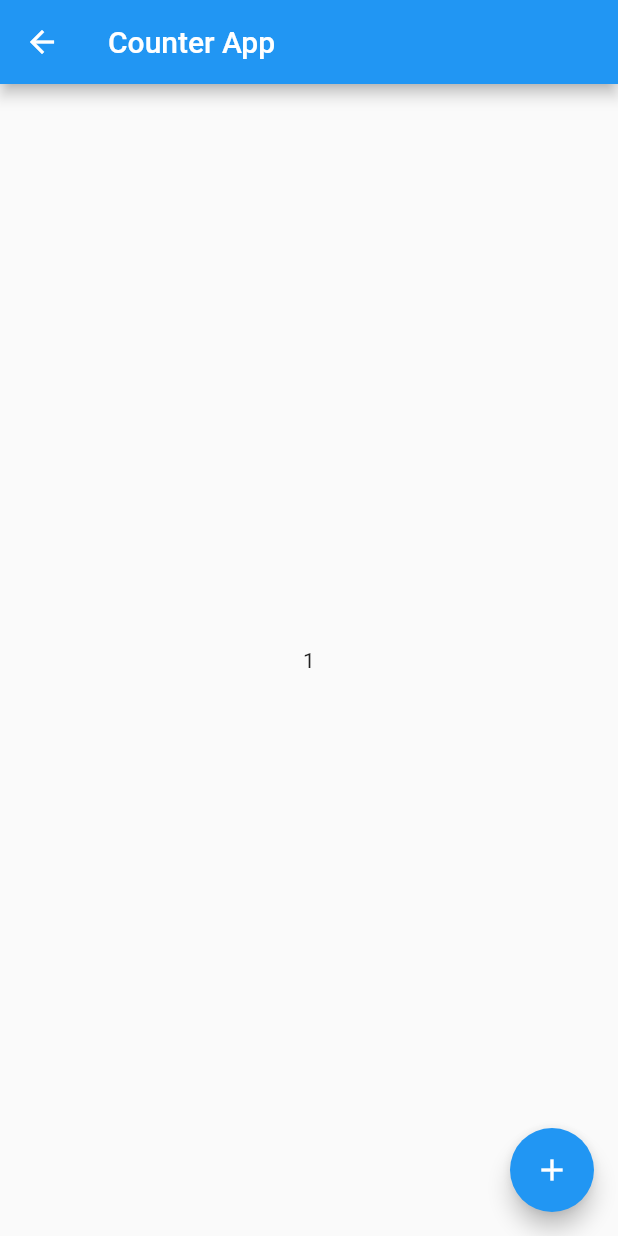
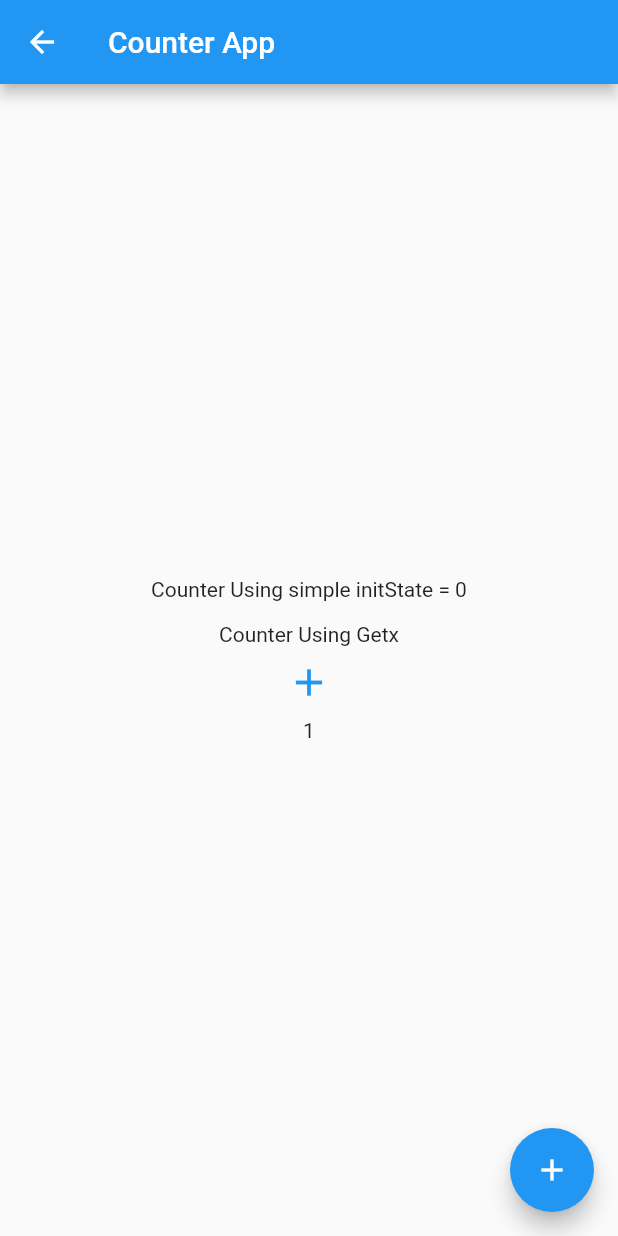
Before and after one commit to Ifte234/getx_App, a Flutter app: the CounterApp screen opened directly, after a tap on the "add" icon, on a phone screen of 412 x 824 dp. Run offline on Flutter 3.47's test engine with Material 2 defaults, Android fonts, the phone set to English and light mode, and no system bars; our stand-ins replace get.

Commit message:
Getx App Counter.dart completed  Commit

```diff
--- a/lib/Counter.dart
+++ b/lib/Counter.dart
@@ -1,5 +1,9 @@
 import 'package:flutter/cupertino.dart';
 import 'package:flutter/material.dart';
+import 'package:get/get.dart';
+import 'package:get/get_core/src/get_main.dart';
+
+import 'counter_controller.dart';
 
 class CounterApp extends StatefulWidget {
   const CounterApp({Key? key}) : super(key: key);
@@ -9,7 +13,9 @@ class CounterApp extends StatefulWidget {
 }
 
 class _CounterAppState extends State<CounterApp> {
+
   int x=0;
+  CounterController controller= Get.put(CounterController());
   @override
   Widget build(BuildContext context) {
     return Scaffold(
@@ -20,7 +26,28 @@ class _CounterAppState extends State<CounterApp> {
         mainAxisAlignment: MainAxisAlignment.center,
         crossAxisAlignment: CrossAxisAlignment.center,
         children: [
-         Center(child: Text(x.toString()),)
+         Center(child: Text("Counter Using simple initState = "+x.toString()),),
+          SizedBox(height: 14,),
+          Center(child: Text('Counter Using Getx'),),
+
+
+          TextButton(
+            onPressed: () {
+              controller.incrementCounter();
+
+            },
+            child: Icon(
+              semanticLabel: 'GetxCounter' ,
+              size: 30 ,
+              Icons.add,
+            )
+
+          ),
+          Center(
+          child:Obx((){
+            return Text(controller.counter.toString());
+    }) ,)
+
 
         ],
       ),
--- /dev/null
+++ b/lib/counter_controller.dart
@@ -0,0 +1,9 @@
+import 'package:get/get.dart';
+class CounterController extends GetxController{
+  RxInt counter = 0.obs;
+
+  incrementCounter(){
+    counter.value++;
+  }
+
+}
```
